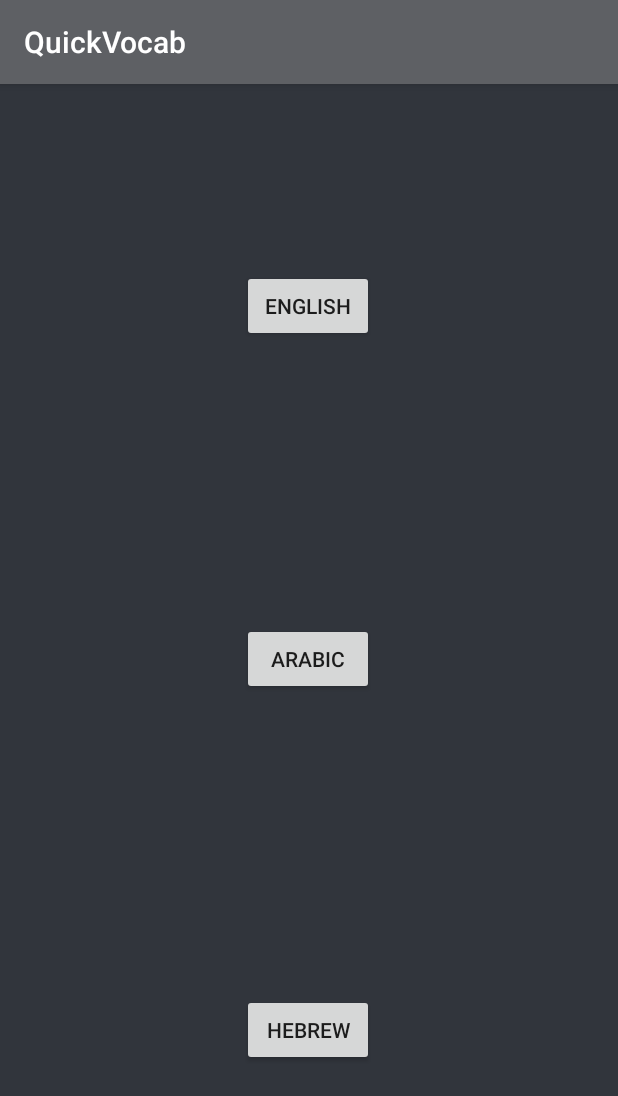
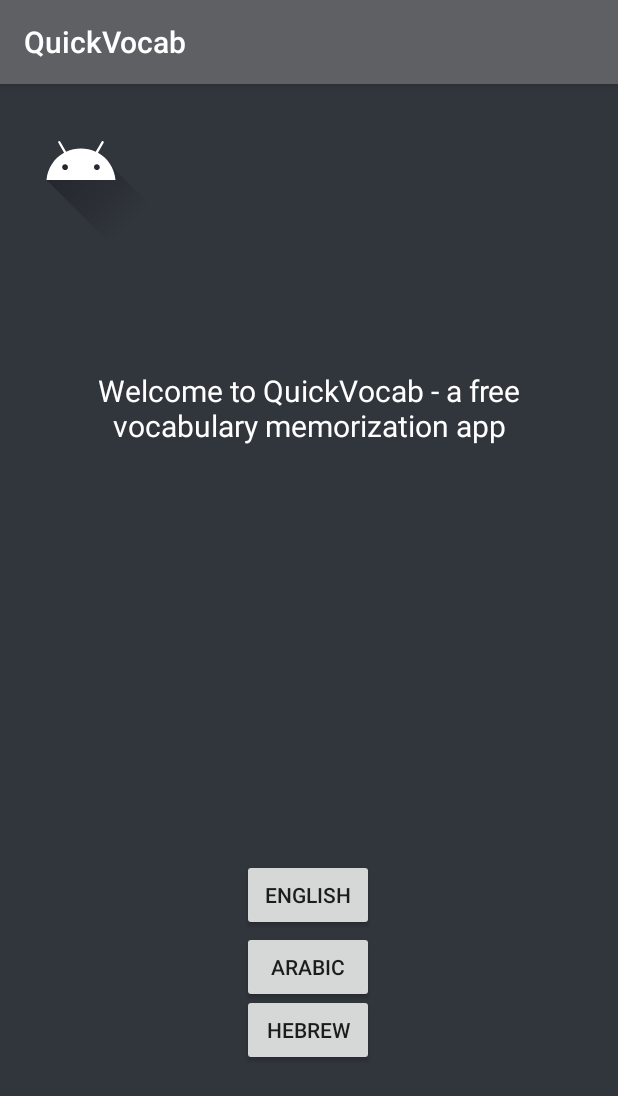
Before and after one commit to Gazimix/QuickVocab, an Android app: the screen it shows after launch (MainActivity), on a phone screen of 412 x 824 dp. Shown: the top 1096 px of the screen. Run offline under Robolectric (Android 15) with nearby library versions, the phone set to English and light mode, and no system bars.

Commit message:
Works perfectly with previous button

```diff
--- a/app/src/main/res/layout/activity_main.xml
+++ b/app/src/main/res/layout/activity_main.xml
@@ -17,7 +17,7 @@
         app:layout_constraintHorizontal_bias="0.498"
         app:layout_constraintStart_toStartOf="parent"
         app:layout_constraintTop_toTopOf="parent"
-        app:layout_constraintVertical_bias="0.399" />
+        app:layout_constraintVertical_bias="1.0" />
 
     <Button
         android:id="@+id/button2"
@@ -29,7 +29,7 @@
         app:layout_constraintHorizontal_bias="0.498"
         app:layout_constraintStart_toStartOf="parent"
         app:layout_constraintTop_toTopOf="parent"
-        app:layout_constraintVertical_bias="0.499" />
+        app:layout_constraintVertical_bias="0.784" />
 
     <Button
         android:id="@+id/button3"
@@ -42,4 +42,26 @@
         app:layout_constraintStart_toStartOf="parent"
         app:layout_constraintTop_toTopOf="parent"
         app:layout_constraintVertical_bias="0.843" />
+
+    <TextView
+        android:id="@+id/textView"
+        android:layout_width="369dp"
+        android:layout_height="89dp"
+        android:gravity="center"
+        android:text="Welcome to QuickVocab - a free vocabulary memorization app"
+        android:textColor="#FFFFFF"
+        android:textSize="20sp"
+        app:layout_constraintBottom_toTopOf="@+id/button"
+        app:layout_constraintEnd_toEndOf="parent"
+        app:layout_constraintStart_toStartOf="parent"
+        app:layout_constraintTop_toTopOf="parent"
+        app:layout_constraintVertical_bias="0.401" />
+
+    <ImageView
+        android:id="@+id/imageView"
+        android:layout_width="wrap_content"
+        android:layout_height="wrap_content"
+        app:srcCompat="@drawable/ic_launcher_foreground"
+        tools:layout_editor_absoluteX="151dp"
+        tools:layout_editor_absoluteY="38dp" />
 </android.support.constraint.ConstraintLayout>
--- /dev/null
+++ b/app/src/main/res/mipmap-anydpi-v26/BookLogo.xml
@@ -0,0 +1,5 @@
+<?xml version="1.0" encoding="utf-8"?>
+<adaptive-icon xmlns:android="http://schemas.android.com/apk/res/android">
+    <background android:drawable="@drawable/BookLogo_background"/>
+    <foreground android:drawable="@mipmap/Logo"/>
+</adaptive-icon>
--- /dev/null
+++ b/app/src/main/res/mipmap-anydpi-v26/BookLogo_round.xml
@@ -0,0 +1,5 @@
+<?xml version="1.0" encoding="utf-8"?>
+<adaptive-icon xmlns:android="http://schemas.android.com/apk/res/android">
+    <background android:drawable="@drawable/BookLogo_background"/>
+    <foreground android:drawable="@mipmap/Logo"/>
+</adaptive-icon>
```
Also changed, not shown: app/src/main/res/drawable/BookLogo_background.xml (added, +74 -0 lines), app/src/main/BookLogo-playstore.png (added), app/src/main/res/mipmap-hdpi/BookLogo.png (added), app/src/main/res/mipmap-hdpi/BookLogo_round.png (added), app/src/main/res/mipmap-hdpi/Logo.png (added), app/src/main/res/mipmap-mdpi/BookLogo.png (added), app/src/main/res/mipmap-mdpi/BookLogo_round.png (added), app/src/main/res/mipmap-mdpi/Logo.png (added), app/src/main/res/mipmap-xhdpi/BookLogo.png (added), app/src/main/res/mipmap-xhdpi/BookLogo_round.png (added), app/src/main/res/mipmap-xhdpi/Logo.png (added), app/src/main/res/mipmap-xxhdpi/BookLogo.png (added), app/src/main/res/mipmap-xxhdpi/BookLogo_round.png (added), app/src/main/res/mipmap-xxhdpi/Logo.png (added), 3 more files.
